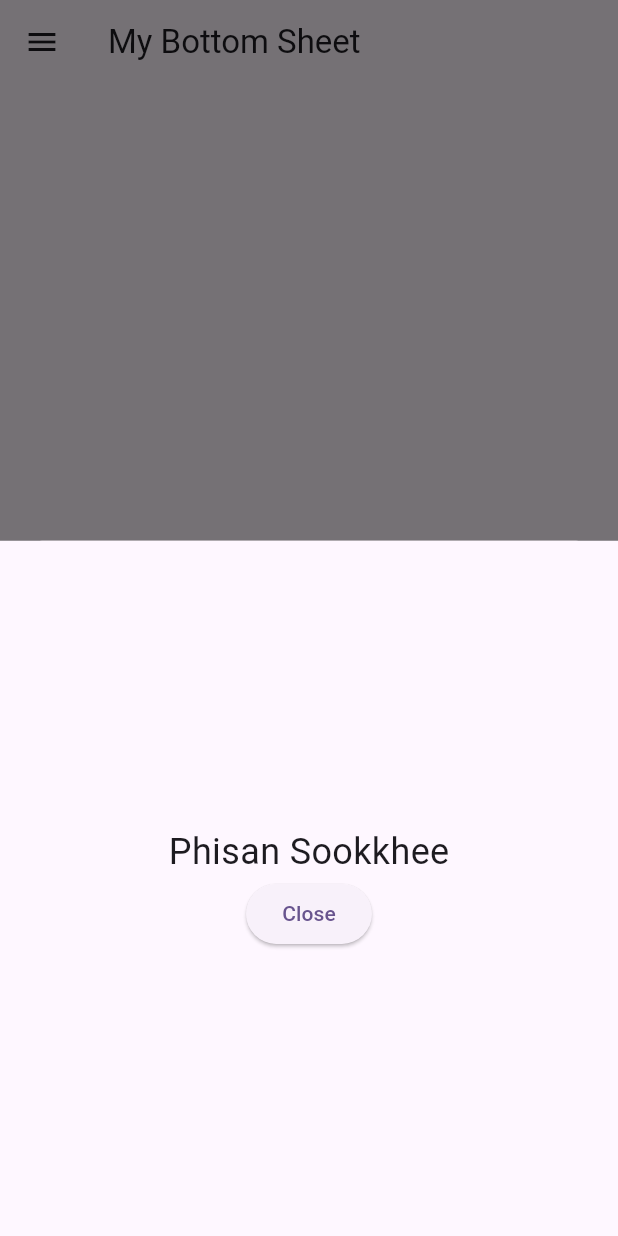
After one commit to numvarn/flutter_profile_app, a Flutter app: the MyBottomSheet screen opened directly, after a tap on "Open Bottom Sheet", on a phone screen of 412 x 824 dp. The commit adds this screen. Run offline on Flutter 3.47's test engine with Material 3 defaults, Android fonts, the phone set to English and light mode, and no system bars; our stand-ins replace get, getwidget.

Commit message:
add new page

```diff
--- /dev/null
+++ b/lib/bottom_sheet.dart
@@ -0,0 +1,44 @@
+import 'package:flutter/material.dart';
+import 'package:profile_app/drawer.dart';
+import 'package:profile_app/sheet_content.dart';
+
+class MyBottomSheet extends StatefulWidget {
+  const MyBottomSheet({super.key});
+
+  @override
+  State<MyBottomSheet> createState() => _MyBottomSheetState();
+}
+
+class _MyBottomSheetState extends State<MyBottomSheet> {
+  @override
+  Widget build(BuildContext context) {
+    return Scaffold(
+      appBar: AppBar(
+        title: const Text("My Bottom Sheet"),
+      ),
+      drawer: const MyDrawer(),
+      body: Center(
+        child: Column(
+          mainAxisAlignment: MainAxisAlignment.center,
+          children: [
+            ElevatedButton(
+              onPressed: () {
+                showModalBottomSheet(
+                  context: context,
+                  // isScrollControlled: true,
+                  builder: (BuildContext context) {
+                    return const SheetContent();
+                  },
+                );
+              },
+              child: const Text(
+                "Open Bottom Sheet",
+                style: TextStyle(fontSize: 24),
+              ),
+            )
+          ],
+        ),
+      ),
+    );
+  }
+}
--- a/lib/drawer.dart
+++ b/lib/drawer.dart
@@ -1,6 +1,7 @@
 import 'package:flutter/material.dart';
 import 'package:get/route_manager.dart';
 import 'package:profile_app/about.dart';
+import 'package:profile_app/bottom_sheet.dart';
 import 'package:profile_app/grid.dart';
 import 'package:profile_app/main.dart';
 import 'package:profile_app/mix.dart';
@@ -53,6 +54,12 @@ class _MyDrawerState extends State<MyDrawer> {
               Get.to(const MixLayout());
             },
           ),
+          ListTile(
+            title: const Text('Sheet'),
+            onTap: () {
+              Get.to(const MyBottomSheet());
+            },
+          ),
         ],
       ),
     );
--- /dev/null
+++ b/lib/sheet_content.dart
@@ -0,0 +1,33 @@
+import 'package:flutter/material.dart';
+
+class SheetContent extends StatefulWidget {
+  const SheetContent({super.key});
+
+  @override
+  State<SheetContent> createState() => _SheetContentState();
+}
+
+class _SheetContentState extends State<SheetContent> {
+  @override
+  Widget build(BuildContext context) {
+    return Scaffold(
+      body: Center(
+        child: Column(
+          mainAxisAlignment: MainAxisAlignment.center,
+          children: [
+            const Text(
+              "Phisan Sookkhee",
+              style: TextStyle(fontSize: 24),
+            ),
+            ElevatedButton(
+              onPressed: () {
+                Navigator.pop(context);
+              },
+              child: const Text("Close"),
+            )
+          ],
+        ),
+      ),
+    );
+  }
+}
```
